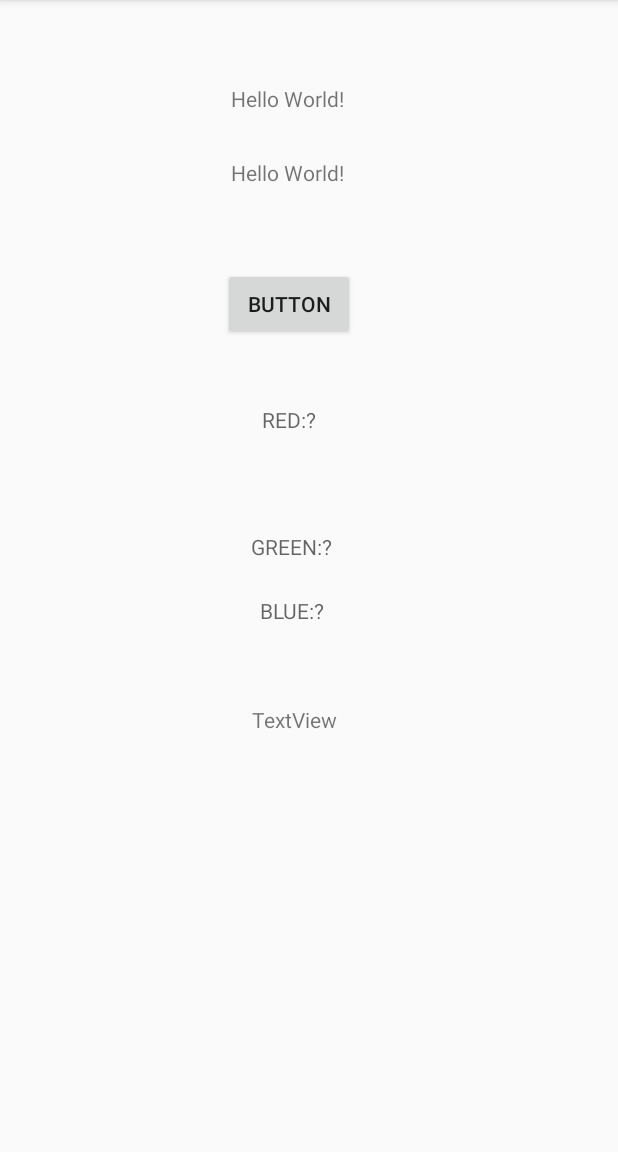
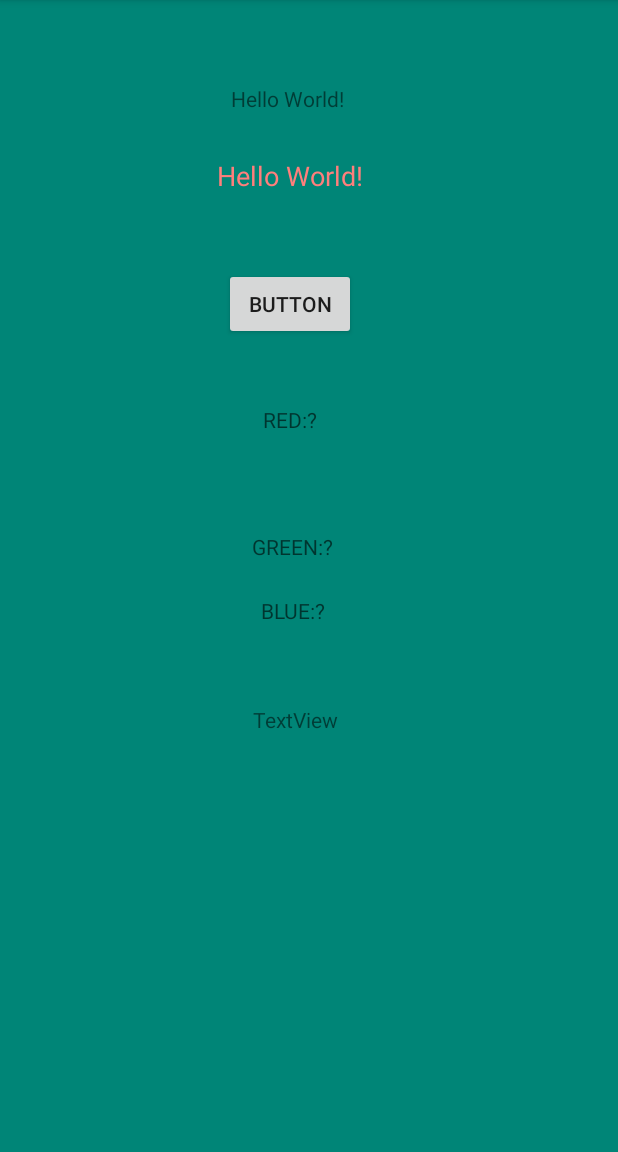
Before and after one commit to tku-1071android/hw3-color-style-scrolling-genie381013, an Android app: the screen it shows after launch (MainActivity), on a phone screen of 412 x 824 dp, the part 84-1236 px from its top. Run offline under Robolectric (Android 15) with nearby library versions, the phone set to English and light mode, and no system bars.

Commit message:
Initial commit

```diff
--- a/app/src/main/java/com/example/myapplication/MainActivity.java
+++ b/app/src/main/java/com/example/myapplication/MainActivity.java
@@ -1,6 +1,7 @@
 package com.example.myapplication;
 
 import android.graphics.Color;
+import android.graphics.Paint;
 import android.support.v7.app.AppCompatActivity;
 import android.os.Bundle;
 import android.text.method.ScrollingMovementMethod;
@@ -42,6 +43,7 @@ public class MainActivity extends AppCompatActivity {
         text += red + ", " + green + "," + blue + "\n";
         txv.setTextSize(16);
         txv.setText(text);
+
         txv.setMovementMethod(new ScrollingMovementMethod());
         txv.setBackgroundColor(Color.rgb(red, green, blue));
 
--- a/app/src/main/res/layout/activity_main.xml
+++ b/app/src/main/res/layout/activity_main.xml
@@ -2,6 +2,7 @@
 <android.support.constraint.ConstraintLayout xmlns:android="http://schemas.android.com/apk/res/android"
     xmlns:app="http://schemas.android.com/apk/res-auto"
     xmlns:tools="http://schemas.android.com/tools"
+    android:background="@color/colorPrimary"
     android:layout_width="match_parent"
     android:layout_height="match_parent"
     tools:context=".MainActivity">
@@ -20,6 +21,7 @@
 
     <TextView
         android:id="@+id/textView"
+        style="@style/DavidStyleText1"
         android:layout_width="wrap_content"
         android:layout_height="wrap_content"
         android:text="Hello World!"
--- a/app/src/main/res/values/styles.xml
+++ b/app/src/main/res/values/styles.xml
@@ -8,4 +8,11 @@
         <item name="colorAccent">@color/colorAccent</item>
     </style>
 
+    <style name="DavidStyleText1">
+        <item name="android:textSize">18sp</item>
+        <item name="android:textColor">#FF7F7C</item>
+        <item name="android:layout_width">fill_parent</item>
+        <item name="android:layout_height">wrap_content</item>
+        <item name="android:gravity">center_vertical|center_horizontal</item>
+    </style>
 </resources>
```
